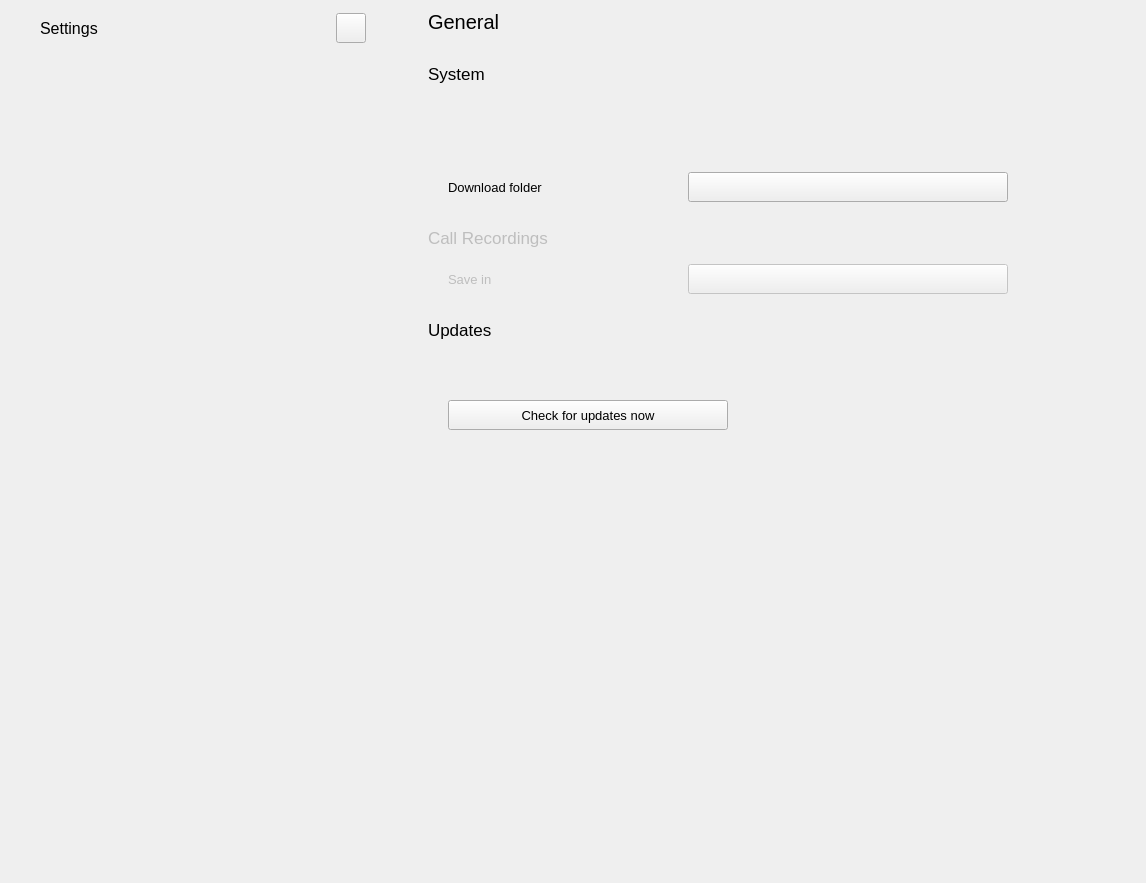
Before: the Qt Designer form settingswidget.ui in savoirfairelinux/jami-client-windows, drawn with Qt 5.
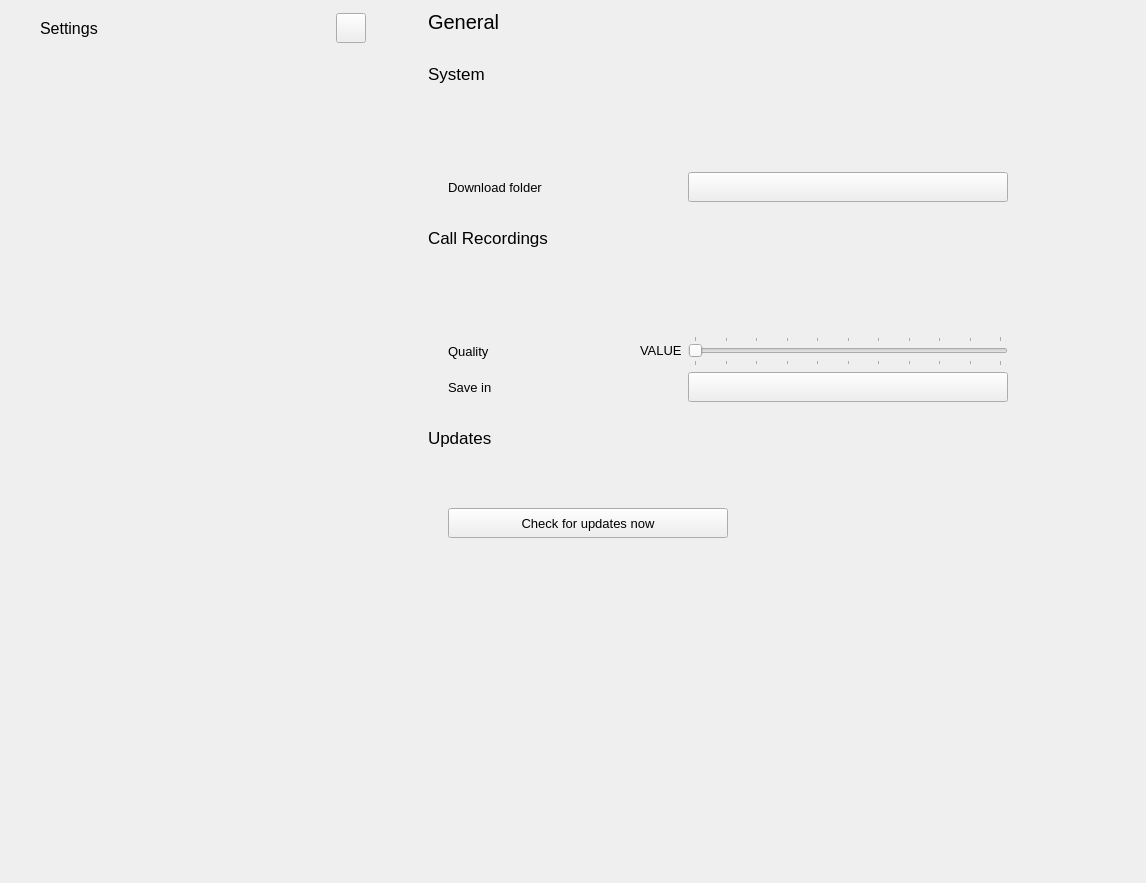
After: the same form once the commit is applied. Icons and pictures are not drawn. Custom widgets are drawn as their Qt base class.

Commit message:
call recording: enable recording ui
- provides toggle for 'always recording'
- provides toggle for 'record preview'
- provides slider to control recording quality

Patch:
```diff
--- a/settingswidget.ui
+++ b/settingswidget.ui
@@ -753,7 +753,7 @@
                        <item>
                         <widget class="QLabel" name="label_2">
                          <property name="enabled">
-                          <bool>false</bool>
+                          <bool>true</bool>
                          </property>
                          <property name="font">
                           <font>
@@ -789,6 +789,212 @@
                          <property name="bottomMargin">
                           <number>0</number>
                          </property>
+                         <item>
+                          <layout class="QHBoxLayout" name="horizontalLayout_18">
+                           <property name="topMargin">
+                            <number>0</number>
+                           </property>
+                           <item>
+                            <widget class="ToggleSwitch" name="alwaysRecordingCheckBox" native="true">
+                             <property name="sizePolicy">
+                              <sizepolicy hsizetype="Expanding" vsizetype="Preferred">
+                               <horstretch>0</horstretch>
+                               <verstretch>0</verstretch>
+                              </sizepolicy>
+                             </property>
+                             <property name="minimumSize">
+                              <size>
+                               <width>0</width>
+                               <height>30</height>
+                              </size>
+                             </property>
+                             <property name="font">
+                              <font>
+                               <pointsize>10</pointsize>
+                              </font>
+                             </property>
+                             <property name="acceptDrops">
+                              <bool>false</bool>
+                             </property>
+                             <property name="toolTip">
+                              <string>Toggle automatic updates</string>
+                             </property>
+                             <property name="text" stdset="0">
+                              <string>Always record calls</string>
+                             </property>
+                             <property name="checked" stdset="0">
+                              <bool>true</bool>
+                             </property>
+                            </widget>
+                           </item>
+                          </layout>
+                         </item>
+                         <item>
+                          <layout class="QHBoxLayout" name="horizontalLayout_19">
+                           <property name="topMargin">
+                            <number>0</number>
+                           </property>
+                           <item>
+                            <widget class="ToggleSwitch" name="recordPreviewCheckBox" native="true">
+                             <property name="sizePolicy">
+                              <sizepolicy hsizetype="Expanding" vsizetype="Preferred">
+                               <horstretch>0</horstretch>
+                               <verstretch>0</verstretch>
+                              </sizepolicy>
+                             </property>
+                             <property name="minimumSize">
+                              <size>
+                               <width>0</width>
+                               <height>30</height>
+                              </size>
+                             </property>
+                             <property name="font">
+                              <font>
+                               <pointsize>10</pointsize>
+                              </font>
+                             </property>
+                             <property name="acceptDrops">
+                              <bool>false</bool>
+                             </property>
+                             <property name="toolTip">
+                              <string>Toggle automatic updates</string>
+                             </property>
+                             <property name="text" stdset="0">
+                              <string>Record preview video for a call</string>
+                             </property>
+                             <property name="checked" stdset="0">
+                              <bool>true</bool>
+                             </property>
+                            </widget>
+                           </item>
+                          </layout>
+                         </item>
+                         <item>
+                          <layout class="QHBoxLayout" name="horizontalLayout_20">
+                           <property name="topMargin">
+                            <number>0</number>
+                           </property>
+                           <item>
+                            <widget class="QLabel" name="label_8">
+                             <property name="enabled">
+                              <bool>true</bool>
+                             </property>
+                             <property name="font">
+                              <font>
+                               <pointsize>10</pointsize>
+                              </font>
+                             </property>
+                             <property name="text">
+                              <string>Quality</string>
+                             </property>
+                            </widget>
+                           </item>
+                           <item>
+                            <spacer name="horizontalSpacer_26">
+                             <property name="orientation">
+                              <enum>Qt::Horizontal</enum>
+                             </property>
+                             <property name="sizeType">
+                              <enum>QSizePolicy::MinimumExpanding</enum>
+                             </property>
+                             <property name="sizeHint" stdset="0">
+                              <size>
+                               <width>40</width>
+                               <height>20</height>
+                              </size>
+                             </property>
+                            </spacer>
+                           </item>
+                           <item>
+                            <layout class="QVBoxLayout" name="verticalLayout_33">
+                             <property name="spacing">
+                              <number>0</number>
+                             </property>
+                             <property name="rightMargin">
+                              <number>0</number>
+                             </property>
+                             <item>
+                              <spacer name="verticalSpacer_38">
+                               <property name="orientation">
+                                <enum>Qt::Vertical</enum>
+                               </property>
+                               <property name="sizeHint" stdset="0">
+                                <size>
+                                 <width>20</width>
+                                 <height>1</height>
+                                </size>
+                               </property>
+                              </spacer>
+                             </item>
+                             <item>
+                              <widget class="QLabel" name="recordQualityValueLabel">
+                               <property name="enabled">
+                                <bool>true</bool>
+                               </property>
+                               <property name="font">
+                                <font>
+                                 <pointsize>10</pointsize>
+                                </font>
+                               </property>
+                               <property name="text">
+                                <string>VALUE</string>
+                               </property>
+                              </widget>
+                             </item>
+                             <item>
+                              <spacer name="verticalSpacer_37">
+                               <property name="orientation">
+                                <enum>Qt::Vertical</enum>
+                               </property>
+                               <property name="sizeHint" stdset="0">
+                                <size>
+                                 <width>20</width>
+                                 <height>8</height>
+                                </size>
+                               </property>
+                              </spacer>
+                             </item>
+                            </layout>
+                           </item>
+                           <item>
+                            <widget class="QSlider" name="recordQualitySlider">
+                             <property name="minimumSize">
+                              <size>
+                               <width>320</width>
+                               <height>30</height>
+                              </size>
+                             </property>
+                             <property name="maximumSize">
+                              <size>
+                               <width>180</width>
+                               <height>30</height>
+                              </size>
+                             </property>
+                             <property name="maximum">
+                              <number>50000</number>
+                             </property>
+                             <property name="singleStep">
+                              <number>10</number>
+                             </property>
+                             <property name="pageStep">
+                              <number>500</number>
+                             </property>
+                             <property name="orientation">
+                              <enum>Qt::Horizontal</enum>
+                             </property>
+                             <property name="invertedAppearance">
+                              <bool>false</bool>
+                             </property>
+                             <property name="tickPosition">
+                              <enum>QSlider::TicksBothSides</enum>
+                             </property>
+                             <property name="tickInterval">
+                              <number>5000</number>
+                             </property>
+                            </widget>
+                           </item>
+                          </layout>
+                         </item>
                          <item>
                           <layout class="QHBoxLayout" name="horizontalLayout_29">
                            <property name="leftMargin">
@@ -800,7 +1006,7 @@
                            <item>
                             <widget class="QLabel" name="label_5">
                              <property name="enabled">
-                              <bool>false</bool>
+                              <bool>true</bool>
                              </property>
                              <property name="font">
                               <font>
@@ -831,7 +1037,7 @@
                            <item>
                             <widget class="QPushButton" name="recordPathButton">
                              <property name="enabled">
-                              <bool>false</bool>
+                              <bool>true</bool>
                              </property>
                              <property name="minimumSize">
                               <size>
```
The commit also changes 3 other files.
